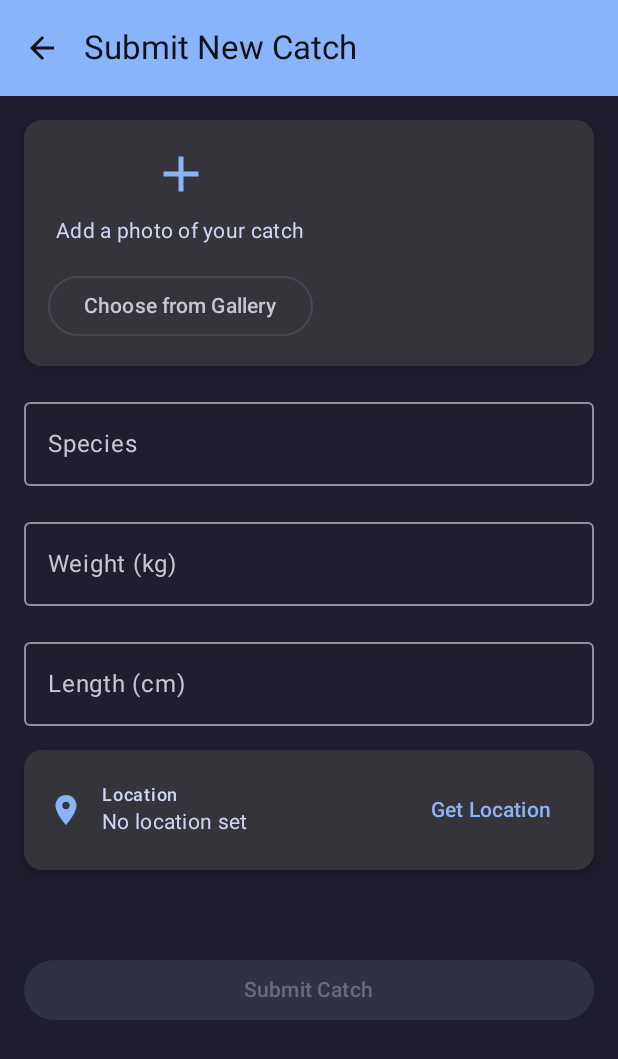
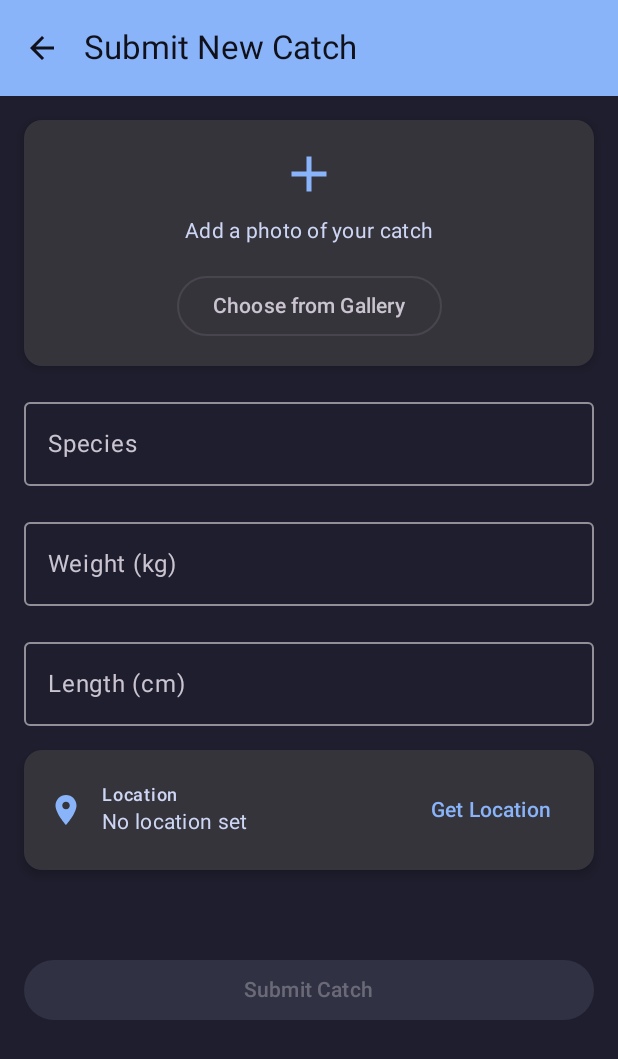
Before and after one commit to DavidRyan/hooked, an Android app built with Jetpack Compose: the SubmitCatchScreen screen opened through its navigation route, on a phone screen of 412 x 824 dp. Shown: the top 1059 px of the screen. Run offline under Robolectric (Android 15) with nearby library versions, the phone set to English and light mode, and no system bars; pictures from the network do not load; 1 statement that could not run was skipped.

Commit message:
center catch screen

```diff
--- a/modules/submit/presentation/src/commonMain/kotlin/com/hooked/submit/presentation/SubmitCatchScreen.kt
+++ b/modules/submit/presentation/src/commonMain/kotlin/com/hooked/submit/presentation/SubmitCatchScreen.kt
@@ -145,7 +145,7 @@ private fun PhotoSection(
         elevation = CardDefaults.cardElevation(defaultElevation = 4.dp)
     ) {
         Column(
-            modifier = Modifier.padding(16.dp),
+            modifier = Modifier.padding(16.dp).fillMaxSize(),
             horizontalAlignment = Alignment.CenterHorizontally
         ) {
             if (photoUri != null) {
@@ -186,6 +186,7 @@ private fun PhotoSection(
                 Spacer(modifier = Modifier.height(16.dp))
 
                 Row(
+                    modifier = Modifier.align(Alignment.CenterHorizontally),
                     horizontalArrangement = Arrangement.spacedBy(8.dp)
                 ) {
                     OutlinedButton(onClick = onPickPhoto) {
```
